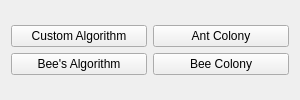
Old version of the form mainwindow.ui in the repository xQsme/RLP_Qt.
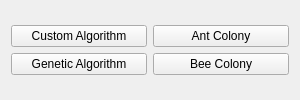
New version of the form.

Patch:
```diff
--- a/mainwindow.ui
+++ b/mainwindow.ui
@@ -40,7 +40,7 @@
         <item>
          <widget class="QPushButton" name="pushButtonBeeAlgorithm">
           <property name="text">
-           <string>Bee's Algorithm</string>
+           <string>Genetic Algorithm</string>
           </property>
          </widget>
         </item>
```
Left out of the diff: 2 changed lines with no effect on the pictures.
